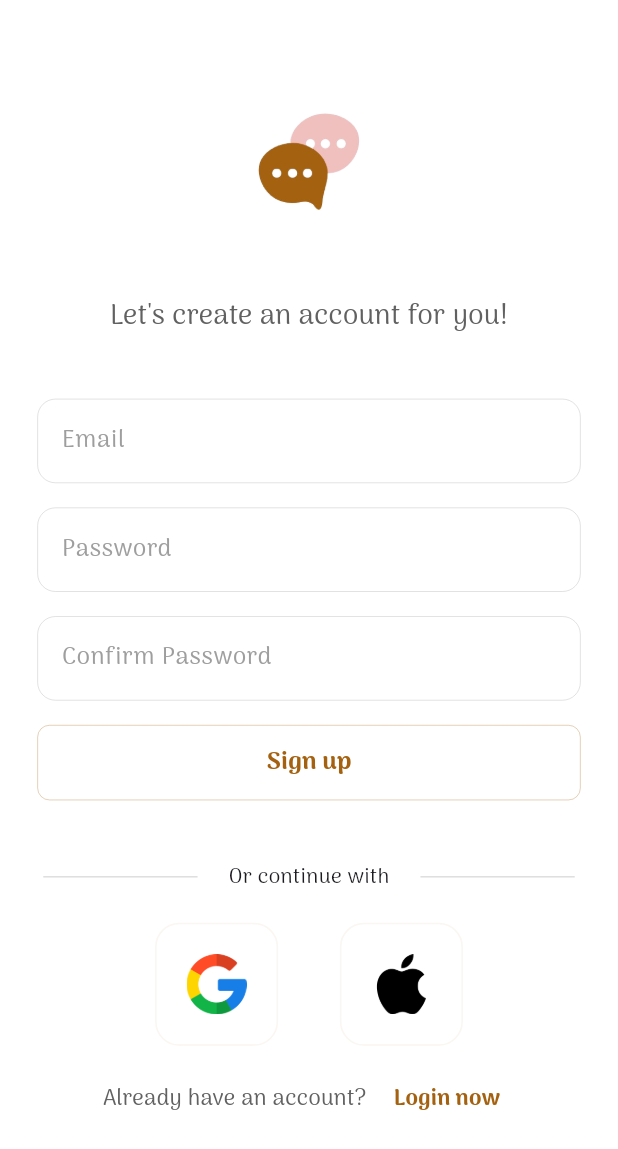
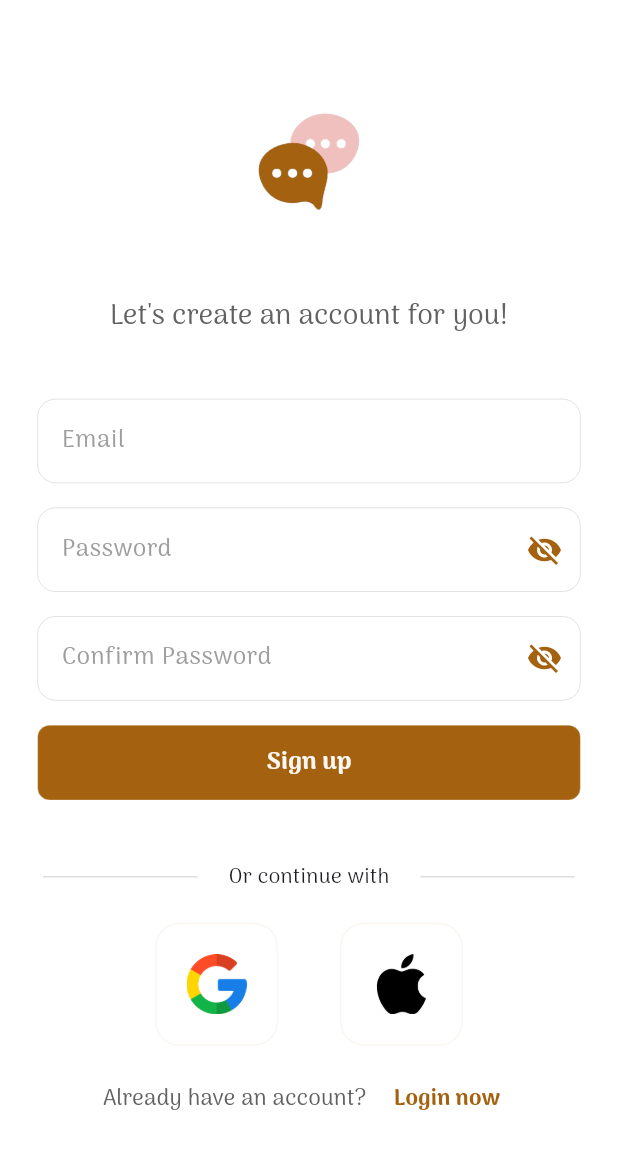
Before and after one commit to Yoseph-Gebeyehu/Chat-App, a Flutter app: the screen it shows after launch, after a tap on "Register now", on a phone screen of 412 x 824 dp. Shown: the top 1149 px of the screen. Run offline on Flutter 3.47's test engine with Material 3 defaults, Android fonts, the light colour scheme and no system bars; our stand-ins replace cloud_firestore, firebase_auth, firebase_core, google_sign_in, lottie, package_info_plus; accounts and stored records are empty.

Commit message:
Change the button background color. Add visibility for the password.

```diff
--- a/lib/components/custom_button.dart
+++ b/lib/components/custom_button.dart
@@ -44,10 +44,11 @@ class CustomButton extends StatelessWidget {
       margin: const EdgeInsets.symmetric(horizontal: 25),
       height: 50,
       decoration: BoxDecoration(
-        color: Colors.transparent,
+        // color: Colors.transparent,
+        color: Theme.of(context).primaryColorDark,
         borderRadius: BorderRadius.circular(8),
         border: Border.all(
-          color: Theme.of(context).primaryColorDark,
+          color: Theme.of(context).primaryColor,
           width: 0.2,
         ),
       ),
@@ -58,7 +59,8 @@ class CustomButton extends StatelessWidget {
           child: Text(
             text,
             style: TextStyle(
-              color: const Color.fromARGB(255, 164, 98, 17),
+              // color: const Color.fromARGB(255, 164, 98, 17),
+              color: Theme.of(context).primaryColor,
               fontWeight: FontWeight.bold,
               fontSize: deviceSize.width * 0.04,
             ),
--- a/lib/components/custom_text_field.dart
+++ b/lib/components/custom_text_field.dart
@@ -1,44 +1,10 @@
-// import 'package:flutter/material.dart';
-
-// class CustomTextField extends StatelessWidget {
-//   final TextEditingController controller;
-//   final String hintText;
-//   final bool obscureText;
-//   const CustomTextField({
-//     super.key,
-//     required this.controller,
-//     required this.hintText,
-//     required this.obscureText,
-//   });
-
-//   @override
-//   Widget build(BuildContext context) {
-//     return TextField(
-//       controller: controller,
-//       obscureText: obscureText,
-//       decoration: InputDecoration(
-//         enabledBorder: OutlineInputBorder(
-//           borderSide: BorderSide(color: Colors.grey.shade200),
-//         ),
-//         focusedBorder: const OutlineInputBorder(
-//           borderSide: BorderSide(color: Colors.white),
-//         ),
-//         fillColor: Colors.grey[400],
-//         filled: true,
-//         hintText: hintText,
-//         hintStyle: const TextStyle(
-//           color: Colors.white,
-//         ),
-//       ),
-//     );
-//   }
-// }
 import 'package:flutter/material.dart';
 
-class CustomTextField extends StatelessWidget {
-  final controller;
+class CustomTextField extends StatefulWidget {
+  final TextEditingController controller;
   final String hintText;
   final bool obscureText;
+
   const CustomTextField({
     super.key,
     required this.controller,
@@ -47,12 +13,25 @@ class CustomTextField extends StatelessWidget {
   });
 
   @override
+  State<CustomTextField> createState() => _CustomTextFieldState();
+}
+
+class _CustomTextFieldState extends State<CustomTextField> {
+  late bool _isObscured;
+
+  @override
+  void initState() {
+    super.initState();
+    _isObscured = widget.obscureText;
+  }
+
+  @override
   Widget build(BuildContext context) {
     return Padding(
       padding: const EdgeInsets.symmetric(horizontal: 25.0),
       child: TextField(
-        controller: controller,
-        obscureText: obscureText,
+        controller: widget.controller,
+        obscureText: _isObscured,
         cursorColor: Colors.grey,
         decoration: InputDecoration(
           enabledBorder: OutlineInputBorder(
@@ -69,10 +48,23 @@ class CustomTextField extends StatelessWidget {
               width: 0.3,
             ),
           ),
-          hintText: hintText,
+          hintText: widget.hintText,
           fillColor: Colors.white,
           filled: true,
           hintStyle: TextStyle(color: Colors.grey[500]),
+          suffixIcon: widget.obscureText
+              ? IconButton(
+                  icon: Icon(
+                    _isObscured ? Icons.visibility_off : Icons.visibility,
+                    color: Theme.of(context).primaryColorDark,
+                  ),
+                  onPressed: () {
+                    setState(() {
+                      _isObscured = !_isObscured;
+                    });
+                  },
+                )
+              : null,
         ),
       ),
     );
--- a/lib/pages/register_page.dart
+++ b/lib/pages/register_page.dart
@@ -166,7 +166,7 @@ class _RegisterPageState extends State<RegisterPage> {
                             padding: EdgeInsets.symmetric(
                               horizontal: deviceSize.width * 0.05,
                             ),
-                            child: Text('Or continue with'),
+                            child: const Text('Or continue with'),
                           ),
                           Expanded(
                             child: Divider(
```
